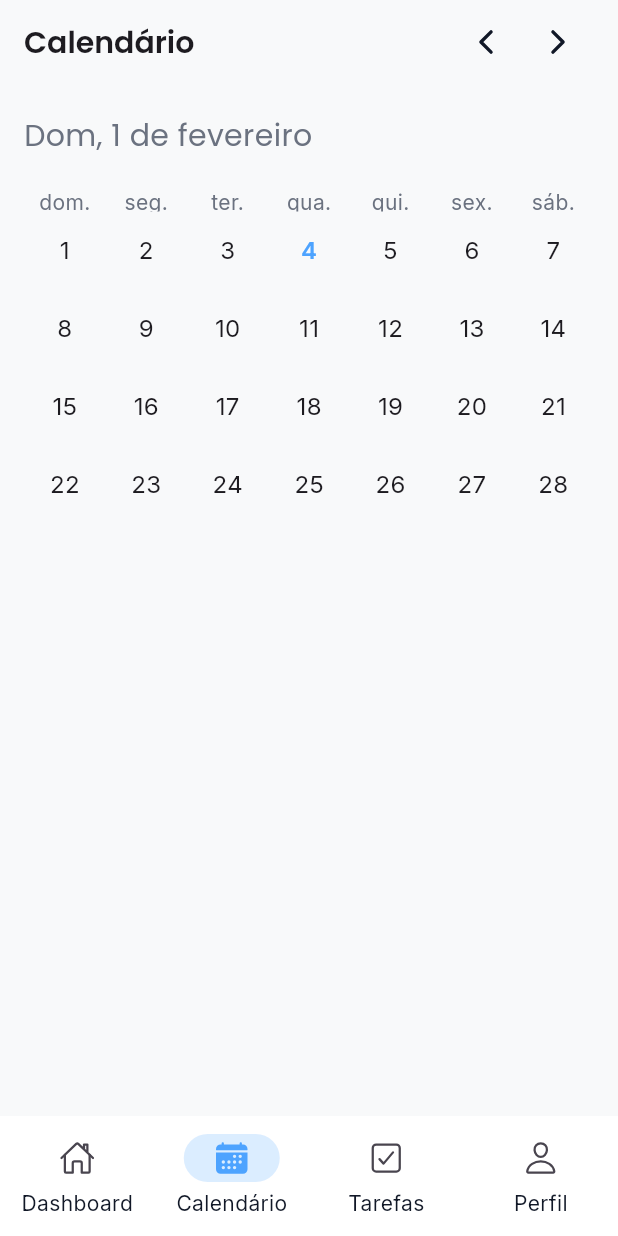
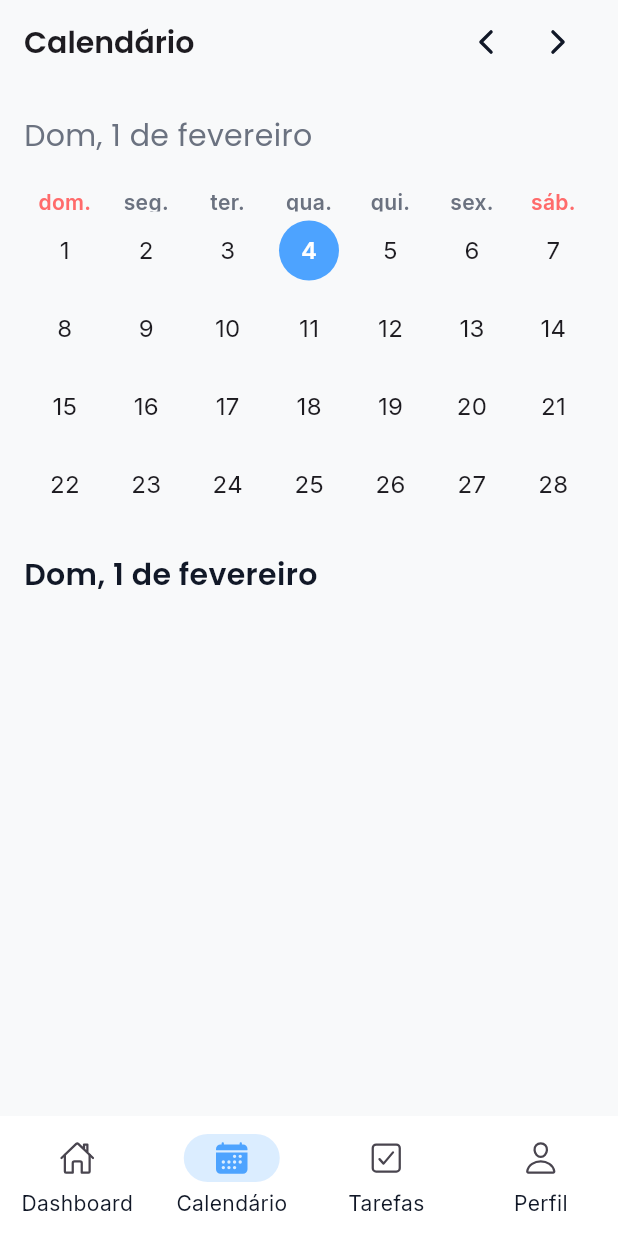
Before and after one commit to Gpeder/Day-Flow, a Flutter app: the screen it shows after launch, item 2 of the bottom bar chosen, on a phone screen of 412 x 824 dp. Run offline on Flutter 3.47's test engine with Material 3 defaults, Android fonts, the phone set to English and light mode, and no system bars; drawn by our look-alikes of table_calendar; our stand-ins replace auto_size_text, google_fonts, ionicons.

Commit message:
calendário pronto

```diff
--- a/lib/view/calendario.dart
+++ b/lib/view/calendario.dart
@@ -111,9 +111,11 @@ class _CalendarioState extends State<Calendario> {
               daysOfWeekStyle: DaysOfWeekStyle(
                 weekdayStyle: AppTextStyles.text14.copyWith(
                   color: AppColors.textMuted,
+                  fontWeight: FontWeight.w600,
                 ),
                 weekendStyle: AppTextStyles.text14.copyWith(
-                  color: AppColors.textMuted,
+                  fontWeight: FontWeight.w600,
+                  color: AppColors.error,
                 ),
               ),
 
@@ -122,18 +124,18 @@ class _CalendarioState extends State<Calendario> {
                 defaultTextStyle: AppTextStyles.text16,
                 weekendTextStyle: AppTextStyles.text16,
                 todayTextStyle: AppTextStyles.text16Bold.copyWith(
-                  color: AppColors.primary,
+                  color: AppColors.card,
                 ),
                 selectedTextStyle: AppTextStyles.text16Bold.copyWith(
-                  color: Colors.white,
+                  color: AppColors.background,
                 ),
 
                 todayDecoration: BoxDecoration(
-                  color: Colors.transparent,
+                  color: AppColors.primary,
                   shape: BoxShape.circle,
                 ),
                 selectedDecoration: BoxDecoration(
-                  color: AppColors.primary,
+                  color: AppColors.accent,
                   shape: BoxShape.circle,
                 ),
 
@@ -142,9 +144,16 @@ class _CalendarioState extends State<Calendario> {
                   shape: BoxShape.circle,
                 ),
                 markersAlignment: Alignment.bottomCenter,
-                markerSize: 5,
+                markerSize: 4,
               ),
             ),
+            SizedBox(height: 20),
+
+            Text(
+              _formatDataPT(DateTime(mesAtual.year, mesAtual.month, 1)),
+              style: AppTextStyles.title20Bold.copyWith(color: AppColors.textPrimary),
+            ),
+            SizedBox(height: 10),
           ],
         ),
       ),
```
